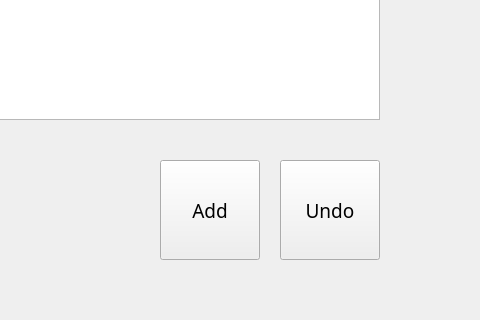
The window that UI/AddEntryPartLoop.ui (Tenesh/PartLoop) describes before a commit, drawn with Qt 5; both pictures show x 420 to 900 and y 680 to 1000 of the 900 by 1000 pixel window.
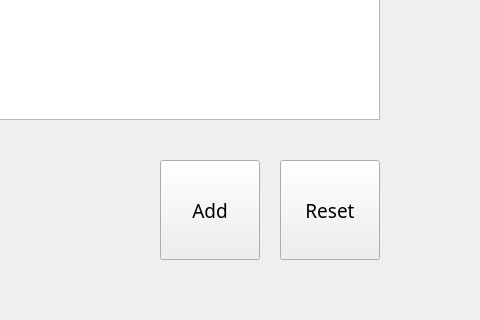
The same window after the commit.

Commit message: Changed name of undo button to reset

Diff of the .ui file:
```diff
--- a/UI/AddEntryPartLoop.ui
+++ b/UI/AddEntryPartLoop.ui
@@ -277,7 +277,7 @@
     </font>
    </property>
    <property name="text">
-    <string>Undo</string>
+    <string>Reset</string>
    </property>
    <property name="autoDefault">
     <bool>false</bool>
```
Left out of the diff: 2 changed lines with no effect on the pictures.
